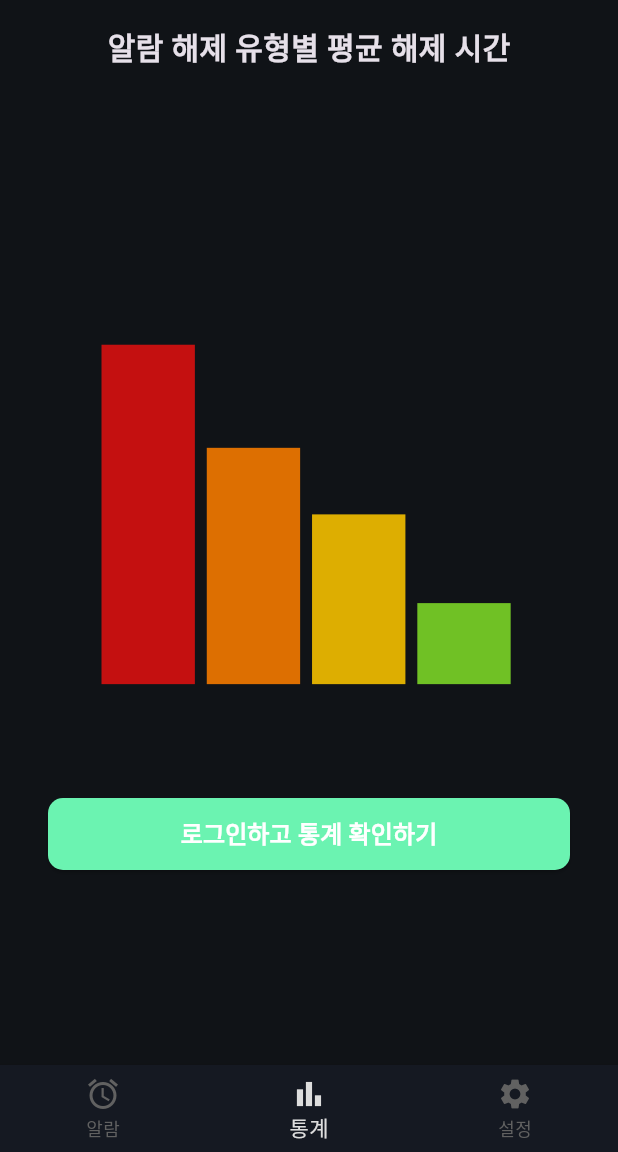
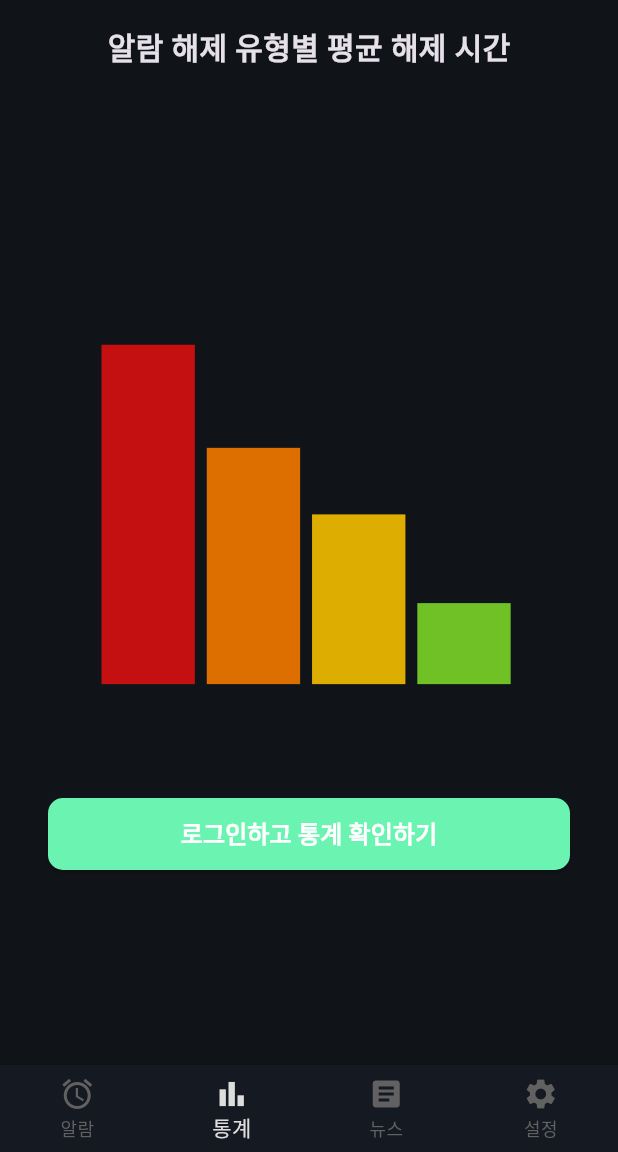
Before and after one commit to niw5924/quote_alarm, a Flutter app: the screen it shows after launch, item 2 of the bottom bar chosen, on a phone screen of 412 x 824 dp, the part 84-1236 px from its top. Run offline on Flutter 3.47's test engine with Material 3 defaults, Android fonts, the phone set to English and light mode, and no system bars; our stand-ins replace audioplayers, cloud_firestore, file_picker, firebase_auth, firebase_core, fl_chart and 7 more; missing offline and left inert: alarm, flutter_puzzle_vcode, glowy_borders; accounts and stored records are empty; statements that could not run were skipped.

```diff
--- a/lib/main.dart
+++ b/lib/main.dart
@@ -3,6 +3,7 @@ import 'package:firebase_core/firebase_core.dart';
 import 'package:flutter/material.dart';
 import 'package:flutter/services.dart';
 import 'package:alarm/alarm.dart';
+import 'package:flutter_alarm_app_2/news/news_page.dart';
 import 'package:flutter_alarm_app_2/providers/auth_provider.dart';
 import 'package:flutter_alarm_app_2/alarm/alarm_list_page.dart';
 import 'package:flutter_alarm_app_2/settings/settings_page.dart';
@@ -96,10 +97,6 @@ class _MyAppState extends State<MyApp> {
           backgroundColor: const Color(0xFFF8EDD8),
           selectedItemColor: Colors.black,
           unselectedItemColor: Colors.grey[700],
-        ),
-        textTheme: const TextTheme(
-          bodyLarge: TextStyle(color: Colors.black, fontSize: 20),
-          bodyMedium: TextStyle(color: Colors.black),
         ),
       ),
       home: AlarmHomePage(onThemeToggle: _toggleTheme, isDarkTheme: _isDarkTheme),
@@ -241,24 +238,10 @@ class _AlarmHomePageState extends State<AlarmHomePage> {
 
   @override
   Widget build(BuildContext context) {
-    return Scaffold(
-      appBar: AppBar(
-        title: const Text('울림소리'),
-        actions: [
-          IconButton(
-            icon: const Icon(Icons.lightbulb_outline),
-            onPressed: () {
-              widget.onThemeToggle(!widget.isDarkTheme);
-            },
-          ),
-          IconButton(
-            icon: const Icon(Icons.add),
-            onPressed: _addAlarm,
-          ),
-        ],
-      ),
-      body: _selectedIndex == 0
-          ? AlarmListPage(
+    Widget getBody() {
+      switch (_selectedIndex) {
+        case 0:
+          return AlarmListPage(
             alarms: _alarms,
             isDarkTheme: widget.isDarkTheme,
             onDeleteAlarm: deleteAlarm,
@@ -282,19 +265,49 @@ class _AlarmHomePageState extends State<AlarmHomePage> {
                 });
               }
             },
-      )
-          : _selectedIndex == 1
-          ? const StatisticsPage() // 통계 페이지 추가
-          : SettingsPage(isDarkTheme: widget.isDarkTheme),
+          );
+        case 1:
+          return const StatisticsPage(); // 통계 페이지
+        case 2:
+          return const NewsPage(); // 뉴스 페이지 추가
+        case 3:
+          return SettingsPage(isDarkTheme: widget.isDarkTheme); // 설정 페이지
+        default:
+          return const Center(child: Text('페이지를 찾을 수 없습니다.'));
+      }
+    }
+
+    return Scaffold(
+      appBar: AppBar(
+        title: const Text('울림소리'),
+        actions: [
+          IconButton(
+            icon: const Icon(Icons.lightbulb_outline),
+            onPressed: () {
+              widget.onThemeToggle(!widget.isDarkTheme);
+            },
+          ),
+          IconButton(
+            icon: const Icon(Icons.add),
+            onPressed: _addAlarm,
+          ),
+        ],
+      ),
+      body: getBody(), // getBody를 사용해 선택한 페이지 렌더링
       bottomNavigationBar: BottomNavigationBar(
+        type: BottomNavigationBarType.fixed, // 고정형 스타일
         items: const <BottomNavigationBarItem>[
           BottomNavigationBarItem(
             icon: Icon(Icons.alarm),
             label: '알람',
           ),
           BottomNavigationBarItem(
-            icon: Icon(Icons.bar_chart), // 통계 아이콘 추가
+            icon: Icon(Icons.bar_chart),
             label: '통계',
+          ),
+          BottomNavigationBarItem(
+            icon: Icon(Icons.article),
+            label: '뉴스',
           ),
           BottomNavigationBarItem(
             icon: Icon(Icons.settings),
--- a/lib/settings/settings_page.dart
+++ b/lib/settings/settings_page.dart
@@ -89,7 +89,7 @@ class _SettingsPageState extends State<SettingsPage> {
                           ),
                           const SizedBox(width: 8),
                           IconButton(
-                            icon: const Icon(Icons.info_outline, size: 20, color: Colors.grey),
+                            icon: const Icon(Icons.info_outline, size: 20),
                             onPressed: () {
                               showDialog(
                                 context: context,
--- a/pubspec.yaml
+++ b/pubspec.yaml
@@ -56,6 +56,8 @@ dependencies:
   lottie: ^3.1.3
   glowy_borders: ^1.0.2
   fluttertoast: ^8.2.8
+  url_launcher: ^6.3.1
+  html_unescape: ^2.0.0
 
 dev_dependencies:
   flutter_test:
```
Also changed, not shown: lib/news/news_page.dart (added, +76 -0 lines), lib/services/naver_news_service.dart (added, +54 -0 lines), pubspec.lock, 1 other file. Lines whose indentation alone changed are shown as unchanged.
